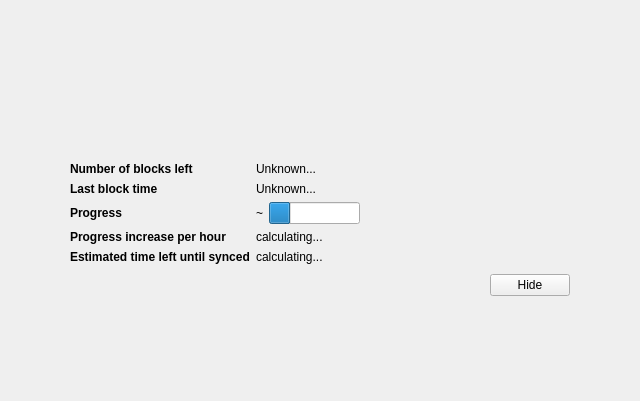
Before: the Qt Designer form src/qt/forms/modaloverlay.ui in devilking6105/HTH, drawn with Qt 5.
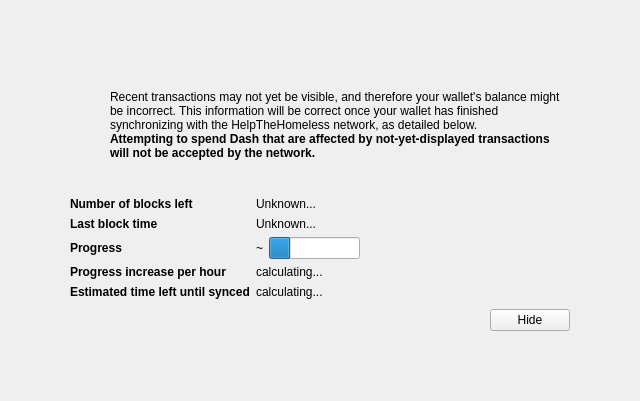
After: the same form once the commit is applied. Icons and pictures are not drawn. Custom widgets are drawn as their Qt base class.

The edit to the form file:
```diff
--- a/src/qt/forms/modaloverlay.ui
+++ b/src/qt/forms/modaloverlay.ui
@@ -128,9 +128,8 @@
              <item>
               <widget class="QLabel" name="infoText">
                <property name="text">
-                <font color="#34bcaa">
                  <string>Recent transactions may not yet be visible, and therefore your wallet's balance might be incorrect. This information will be correct once your wallet has finished synchronizing with the HelpTheHomeless network, as detailed below.</string>
-                </font>
+                
                </property>
                <property name="textFormat">
                 <enum>Qt::RichText</enum>
@@ -149,9 +148,9 @@
                 </font>
                </property>
                <property name="text">
-                <font color="#34bcaa">
+                
                  <string>Attempting to spend Dash that are affected by not-yet-displayed transactions will not be accepted by the network.</string>
-                </font>
+               
                </property>
                <property name="textFormat">
                 <enum>Qt::RichText</enum>
```
